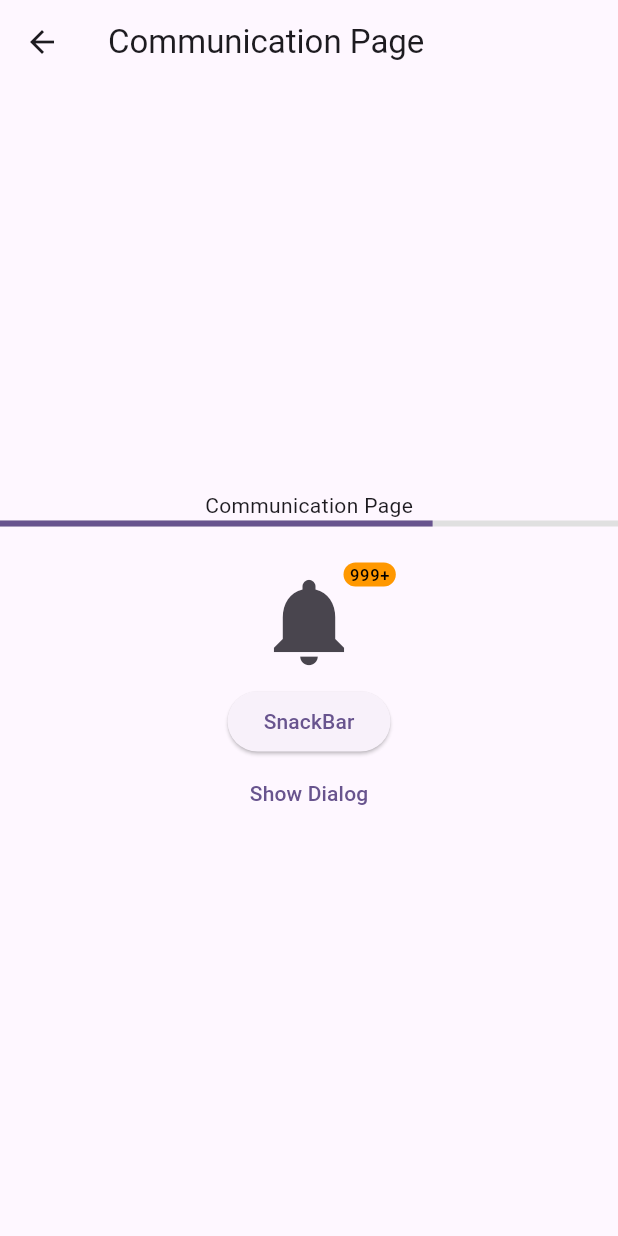
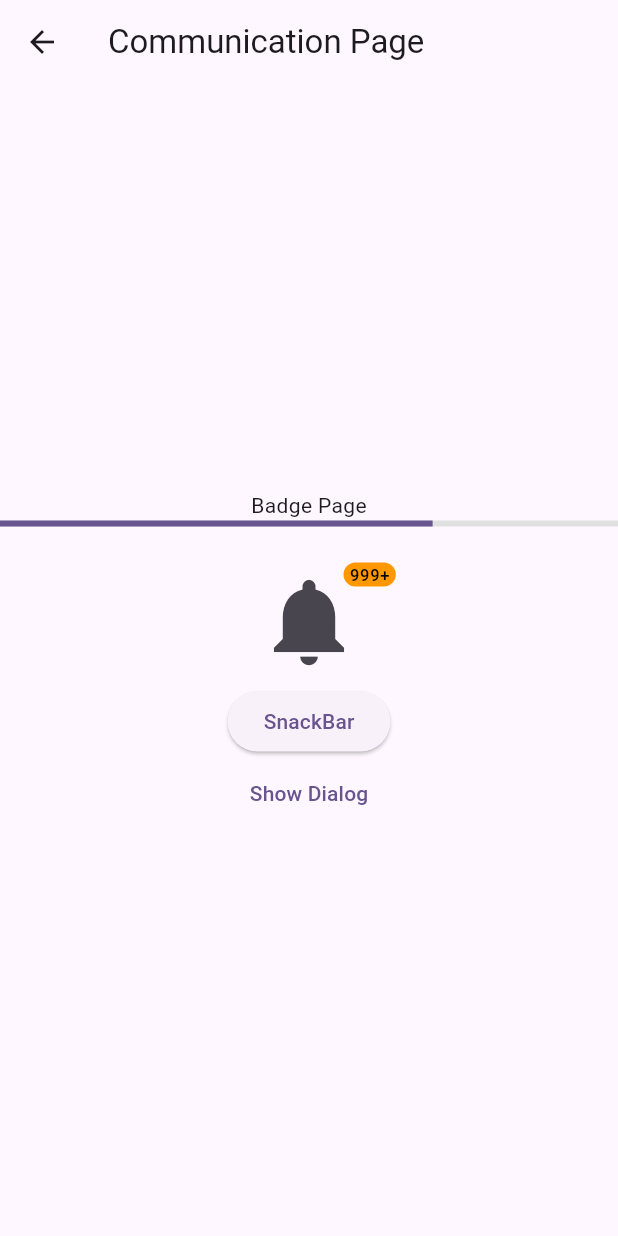
Before and after one commit to HikaruKusanagi27/eitan_app, a Flutter app: the screen it shows after launch, after a tap on "Communication Page", on a phone screen of 412 x 824 dp. Run offline on Flutter 3.47's test engine with Material 3 defaults, Android fonts, the phone set to English and light mode, and no system bars.

Commit message:
format導入

```diff
--- a/lib/domain/wordentry.dart
+++ b/lib/domain/wordentry.dart
@@ -4,7 +4,6 @@ enum WordEntry {
   signIn(term: 'sign in', meaning: 'サインイン'),
   hosting(term: 'hosting', meaning: 'ホスティング');
 
-
   const WordEntry({required this.term, required this.meaning});
 
   final String term;
--- a/lib/home/home_page.dart
+++ b/lib/home/home_page.dart
@@ -1,8 +1,6 @@
 import 'package:entan_app/domain/wordentry.dart';
 import 'package:entan_app/text_input.dart';
 import 'package:flutter/material.dart';
-
-
 
 class HomePage extends StatefulWidget {
   const HomePage({super.key, required this.title});
--- a/lib/main.dart
+++ b/lib/main.dart
@@ -13,7 +13,6 @@ class MyApp extends StatelessWidget {
     return MaterialApp(
       title: 'Flutter Demo',
       theme: ThemeData(
-
         colorScheme: ColorScheme.fromSeed(seedColor: Colors.deepPurple),
       ),
       home: const RoutePage(),
--- a/lib/page/communication.dart
+++ b/lib/page/communication.dart
@@ -10,7 +10,7 @@ class CommunicationPage extends StatelessWidget {
       body: Column(
         mainAxisAlignment: MainAxisAlignment.center,
         children: [
-          Center(child: Text('Communication Page')),
+          Center(child: Text('Badge Page')),
           LinearProgressIndicator(
             value: 0.7,
             backgroundColor: Colors.grey[300],
@@ -48,13 +48,17 @@ class CommunicationPage extends StatelessWidget {
                     onPressed: () => Navigator.pop(context, 'Cancel'),
                     child: const Text('Cancel'),
                   ),
-            TextButton(onPressed: () => Navigator.pop(context, 'OK'), child: const Text('OK')),
+                  TextButton(
+                    onPressed: () => Navigator.pop(context, 'OK'),
+                    child: const Text('OK'),
+                  ),
                 ],
               ),
             ),
             child: const Text('Show Dialog'),
           ),
-    ],),
+        ],
+      ),
     );
   }
 }
--- a/lib/page/route.dart
+++ b/lib/page/route.dart
@@ -17,16 +17,37 @@ class RoutePage extends StatelessWidget {
           children: [
             ElevatedButton(
               onPressed: () {
-                Navigator.push(context,
-                    MaterialPageRoute(builder: (context) => const ActionsPage()));
+                Navigator.push(
+                  context,
+                  MaterialPageRoute(builder: (context) => const ActionsPage()),
+                );
               },
               child: Text('Actions Page'),
             ),
             SizedBox(height: 20),
-            ElevatedButton(onPressed: () {
-              Navigator.push(context,
-                  MaterialPageRoute(builder: (context) => const CommunicationPage()));
-            }, child: Text('Communication Page')),
+            ElevatedButton(
+              onPressed: () {
+                Navigator.push(
+                  context,
+                  MaterialPageRoute(
+                    builder: (context) => const CommunicationPage(),
+                  ),
+                );
+              },
+              child: Text('Communication Page'),
+            ),
+            SizedBox(height: 20),
+            ElevatedButton(
+              onPressed: () {
+                Navigator.push(
+                  context,
+                  MaterialPageRoute(
+                    builder: (context) => const CommunicationPage(),
+                  ),
+                );
+              },
+              child: Text('Communication Page'),
+            ),
           ],
         ),
       ),
```
Also changed, not shown: lib/page/actions.dart (+56 -38 lines), lib/page/containment.dart (added, +38 -0 lines), lib/text_input.dart (+6 -21 lines). Lines whose indentation alone changed are shown as unchanged.
